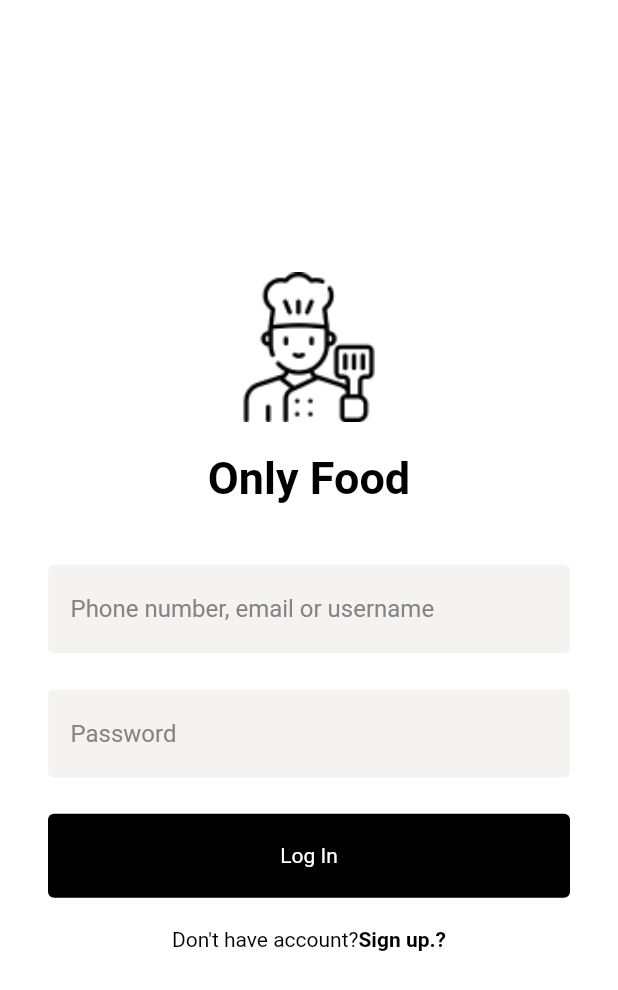
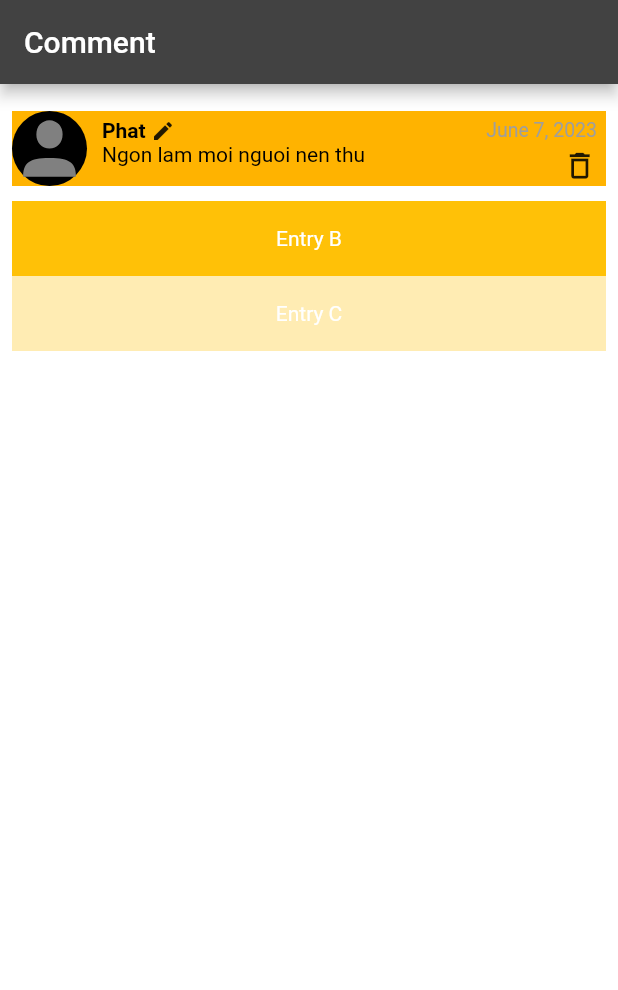
Before and after one commit to OnlyFoodApp/onlyfood_mo, a Flutter app: the screen it shows after launch, on a phone screen of 412 x 824 dp. Shown: the top 990 px of the screen. Run offline on Flutter 3.47's test engine with Material 2 defaults, Android fonts, the phone set to English and light mode, and no system bars; our stand-ins replace firebase_core, flutter_svg, image_picker, jwt_decoder; accounts and stored records are empty.

Commit message:
create_screen_comment

```diff
--- a/onlyfood_mo/lib/main.dart
+++ b/onlyfood_mo/lib/main.dart
@@ -6,6 +6,7 @@ import 'package:onlyfood_mo/responsive/responsive_layout_screen.dart';
 import 'package:onlyfood_mo/responsive/web_screen_layout.dart';
 import 'package:onlyfood_mo/screens/campaign/add_new_campaign.dart';
 import 'package:onlyfood_mo/screens/campaign/add_menu_for_campaign.dart';
+import 'package:onlyfood_mo/screens/comment/comment_screnn.dart';
 import 'package:onlyfood_mo/screens/login/login_screen.dart';
 import 'package:onlyfood_mo/screens/profile_editing/profile_editing.dart';
 import 'package:onlyfood_mo/screens/reset_password/reset_password.dart';
@@ -49,6 +50,6 @@ class MyApp extends StatelessWidget {
         theme: ThemeData.dark().copyWith(
           scaffoldBackgroundColor: mobileBackgroundColor,
         ),
-        home: const LoginScreen());
+        home: const CommentScreen());
   }
 }
--- /dev/null
+++ b/onlyfood_mo/lib/screens/comment/comment_screnn.dart
@@ -0,0 +1,106 @@
+import 'package:flutter/material.dart';
+import 'package:flutter_svg/flutter_svg.dart';
+
+class CommentScreen extends StatefulWidget {
+  const CommentScreen({super.key});
+
+  @override
+  State<CommentScreen> createState() => _CommentScreenState();
+}
+
+class _CommentScreenState extends State<CommentScreen> {
+  @override
+  Widget build(BuildContext context) {
+    return Scaffold(
+        appBar: AppBar(
+          title: Text("Comment"),
+        ),
+        body: SafeArea(
+            child: ListView(
+          padding: const EdgeInsets.all(8),
+          children: <Widget>[
+            Container(
+              height: 50,
+              color: Colors.amber[600],
+              margin: EdgeInsets.only(top: 10, bottom: 10),
+              child: Row(
+                children: [
+                  Container(
+                    width: 50,
+                    height: 50,
+                    child: CircleAvatar(
+                      child: SvgPicture.asset(
+                        "assets/default_avatar.svg",
+                        width: 100,
+                        height: 100,
+                        fit: BoxFit.cover,
+                      ),
+                    ),
+                  ),
+                  Container(
+                      width: 260,
+                      height: 50,
+                      padding: EdgeInsets.only(left: 10, top: 5, right: 10),
+                      child: Column(
+                        crossAxisAlignment: CrossAxisAlignment.start,
+                        children: [
+                          Row(
+                            children: [
+                              Text("Phat ",
+                                  textAlign: TextAlign.left,
+                                  style: TextStyle(
+                                    fontWeight: FontWeight.bold,
+                                    color: Colors.black,
+                                  )),
+                              Icon(
+                                Icons.edit,
+                                size: 16,
+                                color: Colors.black87,
+                              ),
+                            ],
+                          ),
+                          Text("Ngon lam moi nguoi nen thu",
+                              style: TextStyle(
+                                  fontWeight: FontWeight.normal,
+                                  color: Colors.black)),
+                        ],
+                      )),
+                  Container(
+                    width: 80,
+                    height: 50,
+                    child: Column(
+                      crossAxisAlignment: CrossAxisAlignment.end,
+                      children: [
+                        Container(
+                          padding: EdgeInsets.only(bottom: 5, top: 5),
+                          child: Text("June 7, 2023",
+                              style: TextStyle(
+                                  fontWeight: FontWeight.normal,
+                                  fontSize: 13,
+                                  color: Colors.grey)),
+                        ),
+                        Icon(
+                          Icons.delete_outline,
+                          size: 23,
+                          color: Colors.black87,
+                        )
+                      ],
+                    ),
+                  ),
+                ],
+              ),
+            ),
+            Container(
+              height: 50,
+              color: Colors.amber[500],
+              child: const Center(child: Text('Entry B')),
+            ),
+            Container(
+              height: 50,
+              color: Colors.amber[100],
+              child: const Center(child: Text('Entry C')),
+            ),
+          ],
+        )));
+  }
+}
```
